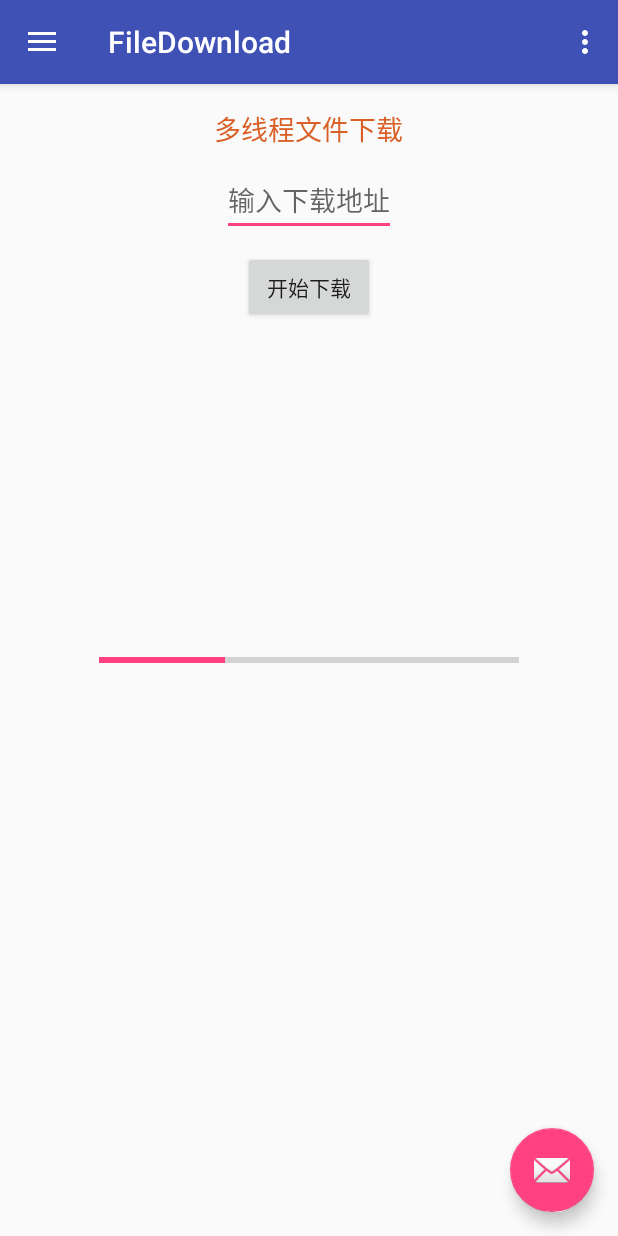
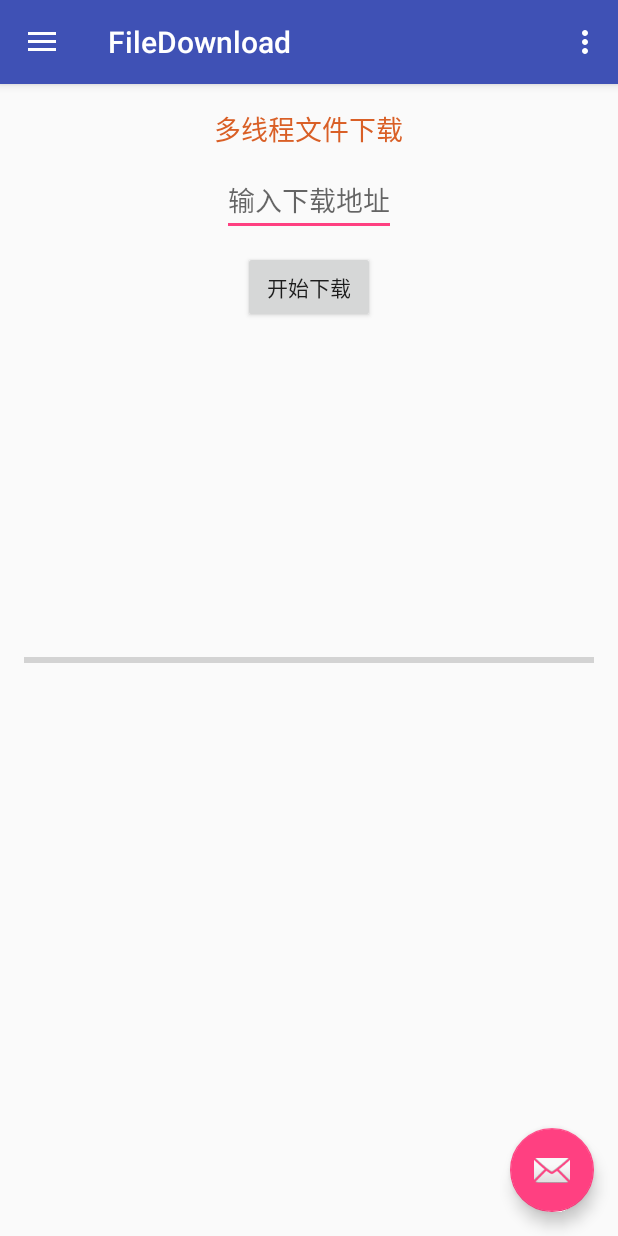
Before and after one commit to shitou208/Android_learning, an Android app: the screen it shows after launch (MainActivity), after a tap on "开始下载", on a phone screen of 412 x 824 dp. Run offline under Robolectric (Android 15) with nearby library versions, the phone set to English and light mode, and no system bars.

Commit message:
实现了多线程下载，添加了进度条显示下载进度

```diff
--- a/FileDownload/app/src/main/java/com/example/shitou/filedownload/MainActivity.java
+++ b/FileDownload/app/src/main/java/com/example/shitou/filedownload/MainActivity.java
@@ -3,6 +3,7 @@ package com.example.shitou.filedownload;
 import android.os.Bundle;
 import android.os.Environment;
 import android.os.Handler;
+import android.os.Message;
 import android.support.design.widget.FloatingActionButton;
 import android.support.design.widget.Snackbar;
 import android.view.View;
@@ -16,6 +17,9 @@ import android.view.Menu;
 import android.view.MenuItem;
 import android.widget.Button;
 import android.widget.ProgressBar;
+import android.widget.TextView;
+import android.widget.Toast;
+import java.math.*;
 
 import java.io.File;
 import java.io.FileNotFoundException;
@@ -24,35 +28,41 @@ import java.io.RandomAccessFile;
 
 public class MainActivity extends AppCompatActivity
         implements NavigationView.OnNavigationItemSelectedListener {
-    private Handler handler;
     private DownloadThread mythread  = new DownloadThread();
     private MultiDownloadThread multithread1  = null, multithread2 = null;
     private int fileSize;//文件大小
     private String filePath;//文件路径
     private String filename;//文件名
+    private ProgressBar pro1;
+    private int finish=0;
+    private int a=0,b=0;
+    private int fullsize=-1;
+    private TextView percent;
     @Override
     protected void onCreate(Bundle savedInstanceState) {
         super.onCreate(savedInstanceState);
         setContentView(R.layout.activity_main);
         Toolbar toolbar = (Toolbar) findViewById(R.id.toolbar);
         setSupportActionBar(toolbar);
-        ProgressBar pro1=(ProgressBar)findViewById(R.id.progressBar1);
-        pro1.setProgress(30);
+        pro1=(ProgressBar)findViewById(R.id.progressBar1);
+        percent=(TextView)findViewById(R.id.text_percent);
+        pro1.setProgress(0);
         FloatingActionButton fab = (FloatingActionButton) findViewById(R.id.fab);
         Button btn_download=(Button)findViewById(R.id.btn_down);
         btn_download.setOnClickListener(new View.OnClickListener() {
             @Override
             public void onClick(View v) {
                 String file_url="http://www.shitou-studio.com/static/storage/258157computer.pdf";
-
+                //String file_url="http://www.shitou-studio.com/static/storage/tessdata/chi_sim.traineddata";
+                //String file_url="http://gdown.baidu.com/data/wisegame/91319a5a1dfae322/baidu_16785426.apk";
                 String filename = file_url.substring(file_url.lastIndexOf("/")+1);;//获取文件名
                 //System.out.println("文件大小："+fileSize);
                 //System.out.println("文件类型："+filename);
                 String filePath = Environment.getExternalStorageDirectory()+"/myfile";//获取文件存放路径
-                //File path=new File(filePath);
-                //if(!path.exists()){//如果该文件夹不存在，则创建
-                //    path.mkdirs();
-               // }
+                File path=new File(filePath);
+                if(!path.exists()){//如果该文件夹不存在，则创建
+                    path.mkdirs();
+               }
                filename=filePath+"/"+filename;
                // RandomAccessFile raf = null;//创建随机读写文件
                /// try {
@@ -65,6 +75,9 @@ public class MainActivity extends AppCompatActivity
                 multithread2=new MultiDownloadThread(handler,file_url,2,file);
                 multithread1.start();
                 multithread2.start();
+
+
+
                 //Toast.makeText(MainActivity.this,"正常显示",Toast.LENGTH_SHORT).show();
                 /*
                 new Thread(){
@@ -181,4 +194,37 @@ public class MainActivity extends AppCompatActivity
         drawer.closeDrawer(GravityCompat.START);
         return true;
     }
+    private Handler handler = new Handler() {
+        @Override
+        public void handleMessage(Message msg) {
+            switch (msg.what) {
+                case MultiDownloadThread.CURRENTSIZE1:
+                    a=msg.getData().getInt("donesize");
+                    pro1.setProgress(a+b);
+                    float re=((float)a+(float)b)/(float)fullsize;
+                    percent.setText(Math.round(re*100)+"%");
+                    break;
+                case MultiDownloadThread.CURRENTSIZE2:
+                    b=msg.getData().getInt("donesize");
+                    pro1.setProgress(a+b);
+                    float re2=((float)a+(float)b)/(float)fullsize;
+                    percent.setText(Math.round(re2*100)+"%");
+                    break;
+                case MultiDownloadThread.FINISH:
+                    finish=finish+1;
+                    if(finish==2){
+                        Toast.makeText(getApplicationContext(),"下载完成",Toast.LENGTH_SHORT).show();
+                    }
+                    break;
+                case MultiDownloadThread.FULLSIZE:
+                    if(fullsize==-1){
+                        fullsize=msg.getData().getInt("fullsize");
+                        pro1.setMax(fullsize);
+                    }
+                    break;
+            }
+            super.handleMessage(msg);
+        }
+    };
+
 }
--- a/FileDownload/app/src/main/java/com/example/shitou/filedownload/MultiDownloadThread.java
+++ b/FileDownload/app/src/main/java/com/example/shitou/filedownload/MultiDownloadThread.java
@@ -1,7 +1,9 @@
 package com.example.shitou.filedownload;
 
+import android.os.Bundle;
 import android.os.Environment;
 import android.os.Handler;
+import android.os.Message;
 
 import java.io.File;
 import java.io.FileOutputStream;
@@ -15,15 +17,20 @@ import java.net.URLConnection;
  * 多线程下载类
  */
 public class MultiDownloadThread extends Thread {
-    private long fileSize;//文件大小
+    private int fileSize;//文件大小
     private String filePath;//文件路径
     private String filename;//文件名
     private Handler handler ;//定义handler
     private String file_url;//文件下载地址
     private int threadId;//线程id
-    private long startPos;//起始位置
-    private long endPos;//结束位置
+    private int startPos;//起始位置
+    private int endPos;//结束位置
     private File file;
+    private int currentdlSize=0;
+    public final static int CURRENTSIZE1=0;
+    public final static int CURRENTSIZE2=2;
+    public final static int FINISH=1;
+    public final static int FULLSIZE=3;
     public MultiDownloadThread(Handler handler,String url,int id,File file){
         this.handler=handler;
         this.file_url=url;
@@ -34,9 +41,31 @@ public class MultiDownloadThread extends Thread {
     public void run() {
         try {
             URL url = new URL(file_url);//定义一个URL请求
-            URLConnection conn = url.openConnection();//打开URL请求
+            URLConnection conn = url.openConnection();//打开URL请求a
+            //URLConnection conn=null;
             conn.setAllowUserInteraction(true);
-            fileSize = conn.getContentLength();//获取文件大小
+            //conn.setRequestProperty("Method","GET");
+           // conn.setRequestProperty("User-Agent", "Mozilla/4.0 (compatible; MSIE 8.0; Windows NT 5.2; Trident/4.0; .NET CLR 1.1.4322; .NET CLR 2.0.50727; .NET CLR 3.0.04506.30; .NET CLR 3.0.4506.2152; .NET CLR 3.5.30729)");
+            //conn.setRequestProperty("Connection", "Keep-Alive");
+            conn.setDoInput(true);
+            URLConnection conn2 = url.openConnection();//打开URL请求
+            fileSize=conn2.getContentLength();//文件大小
+            fullsizeMsg(FULLSIZE);
+            //fileSize = conn.getContentLength();//获取文件大小
+            /****
+             * 一个重大的坑！！多次失败后查找各种可能原因，主要猜测有：
+             * 1、我的nginx服务器不支持Range，但测试之后发现支持
+             * 2、是不是因为红米手机执行不给力，最后也否决
+             * 最终发现的原因，重要提醒！！！！在捕获异常时catch(Exception e)，一定要打印错误信息，这样可以帮助你快速的判断错误类型
+             * 在打印错误信息后发现，错误提示为： Cannot set property after connection is made，建立连接后就不允许在对header进行设置了！
+             * 难道是这一步URLConnection conn = url.openConnection()就已经建立了连接？？这一步只是把连接的信息告诉了conn，但并没有开始实质性的连接
+             * 问题就在于，我先调用了fileSize = conn.getContentLength()，仔细一想，要想获得连接内容的全部长度，那就得从服务器读数据啊，那必定要建立连接的！！
+             * 所以在这一步的时候连接就已经建立了，那么后边我再调用setRequestProperty就华丽丽的报错了！所以，要想一想，如果conn的某个方法的执行需要建立连接，
+             * 那么调用该方法后就不能再执行setmethod setproperity等方法
+             * **/
+
+
+
             filename = file_url.substring(file_url.lastIndexOf("/")+1);;//获取文件名
             System.out.println(threadId+"文件大小："+fileSize);
             System.out.println(threadId+"文件类型："+filename);
@@ -46,31 +75,39 @@ public class MultiDownloadThread extends Thread {
            //     path.mkdirs();
            // }
            // filename=filePath+"/"+filename;
-            RandomAccessFile raf = new RandomAccessFile(file, "rw");//创建随机读写文件
+            //raf = new RandomAccessFile(file, "rwd");
+
+
             //raf.setLength(fileSize);//本地文件大小设成和要下载文件大小一致
             //raf.close();
             //根据开启的线程数，为每个线程分配要下载的size，确定下载起始、结束位置(本例中以2个线程为例)
             System.out.println(threadId+"已经设置好raf");
 
-            long center_pos=fileSize/2;//确定中间位置
+            int center_pos=fileSize/2;//确定中间位置
             if(threadId==1) {
                 startPos=0;
                 endPos=center_pos-1;
-                System.out.println(threadId+"location 1, "+"bytes=" + startPos + "-" + endPos);
-                conn.setRequestProperty("Range", "bytes=" + startPos + "-" + endPos);// 设置获取实体数据的范围
-                System.out.println(threadId+"location 2");
-                raf.seek(startPos);
-                System.out.println(threadId+"location 3");
+               // System.out.println(threadId+"location 1, "+"bytes=" + startPos + "-" + endPos);
+               //conn.setRequestProperty("Range", "bytes=" + startPos + "-" + endPos);// 设置获取实体数据的范围
+               // System.out.println(threadId+"location 2");
+                //raf.seek(startPos);
+                //System.out.println(threadId+"location 3");
             }
             if (threadId==2){
                 startPos=center_pos;
                 endPos=fileSize-1;
-                System.out.println(threadId+"location 1, "+"bytes=" + startPos + "-" + endPos);
-                conn.setRequestProperty("Range", "bytes=" + startPos + "-" + endPos);// 设置获取实体数据的范围
-                raf.seek(startPos);
+               // System.out.println(threadId+"location 1, "+"bytes=" + startPos + "-" + endPos);
+                //conn.setRequestProperty("Range", "bytes=" + startPos + "-" + endPos);// 设置获取实体数据的范围
+               // raf.seek(startPos);
             }
             System.out.println(threadId+"已经设置好position");
-            conn.connect();//获取指定部分的文件
+            conn.setRequestProperty("Range", "bytes=" + startPos + "-" + endPos);
+            //conn.setRequestProperty("Range", "bytes=0-1024");
+            //conn.connect();
+            RandomAccessFile raf = new RandomAccessFile(file, "rw");//创建随机读写文件
+            raf.seek(startPos);
+            System.out.println(threadId+"已经找到文件起始位置");
+            //conn.connect();//获取指定部分的文件
             InputStream is = conn.getInputStream();//文件输入流
             System.out.println(threadId+"连接，并获得输入流");
             int len = 0;
@@ -78,11 +115,18 @@ public class MultiDownloadThread extends Thread {
             while ((len = is.read(buf)) != -1)
             {
                 raf.write(buf, 0, len);
+                currentdlSize=currentdlSize+len;//已经下载的size
+                if(threadId==1) {
+                    senddlMsg(CURRENTSIZE1);
+                }
+                if(threadId==2){
+                    senddlMsg(CURRENTSIZE2);
+                }
             }
             System.out.println(threadId+"写入完成");
             raf.close();
             is.close();
-
+            sendMsg(FINISH);
             /*
             filePath = Environment.getExternalStorageDirectory()+"/myfile";//获取文件存放路径
             //System.out.println("location 4");
@@ -109,8 +153,34 @@ public class MultiDownloadThread extends Thread {
             System.out.println("download successful!");
             */
         } catch (Exception e) {
-            System.out.println("download fail!");
+            //e.getMessage();
+            //e.toString();
+            System.out.println("download fail，error："+e.getMessage());
         }
         super.run();
     }
+    private void sendMsg(int what) {
+        Message msg = new Message();
+        msg.what = what;
+        handler.sendMessage(msg);
+    }
+    private void senddlMsg(int what) {
+        Message msg = new Message();
+        msg.what = what;
+        Bundle data=new Bundle();
+        data.putInt("donesize",currentdlSize);
+        msg.setData(data);
+        handler.sendMessage(msg);
+    }
+    private void fullsizeMsg(int what) {
+        Message msg = new Message();
+        msg.what = what;
+        Bundle data=new Bundle();
+        data.putInt("fullsize",fileSize);
+        msg.setData(data);
+        handler.sendMessage(msg);
+    }
+    public float getdlSize(){
+        return this.currentdlSize/fileSize;
+    }
 }
--- a/FileDownload/app/src/main/res/layout/content_main.xml
+++ b/FileDownload/app/src/main/res/layout/content_main.xml
@@ -38,15 +38,24 @@
         android:layout_centerHorizontal="true"
         android:id="@+id/btn_down"
         />
-
+<TextView
+    android:layout_width="wrap_content"
+    android:layout_height="wrap_content"
+    android:layout_below="@id/btn_down"
+    android:text=""
+    android:id="@+id/text_percent"
+    android:layout_marginTop="20dp"
+    android:layout_centerHorizontal="true"
+    android:textColor="#000000"
+    />
     <ProgressBar
         style="?android:attr/progressBarStyleHorizontal"
-        android:layout_width="280dp"
-        android:layout_height="wrap_content"
+        android:layout_width="match_parent"
+        android:layout_height="20dp"
         android:id="@+id/progressBar1"
         android:layout_centerVertical="true"
         android:layout_centerHorizontal="true"
-        android:max="100"
+        android:max="32079963"
         />
 
 </RelativeLayout>
--- a/FileDownload/build.gradle
+++ b/FileDownload/build.gradle
@@ -5,7 +5,7 @@ buildscript {
         jcenter()
     }
     dependencies {
-        classpath 'com.android.tools.build:gradle:2.0.0'
+        classpath 'com.android.tools.build:gradle:2.1.0'
 
         // NOTE: Do not place your application dependencies here; they belong
         // in the individual module build.gradle files
```
